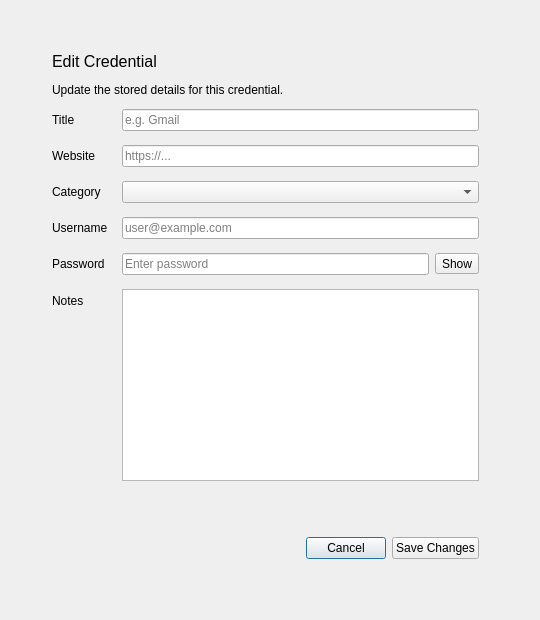
First picture: the form in ui/credential_edit.ui, repository Haakim19/vaultix, before the edit.
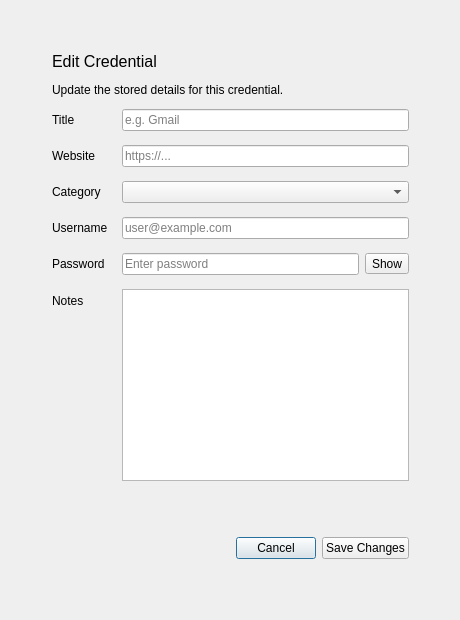
Second picture: the form after the edit.

Diff of the .ui file:
```diff
--- a/ui/credential_edit.ui
+++ b/ui/credential_edit.ui
@@ -6,7 +6,7 @@
    <rect>
     <x>0</x>
     <y>0</y>
-    <width>540</width>
+    <width>460</width>
     <height>620</height>
    </rect>
   </property>
@@ -18,7 +18,7 @@
     <rect>
      <x>0</x>
      <y>0</y>
-     <width>531</width>
+     <width>461</width>
      <height>611</height>
     </rect>
    </property>
```
